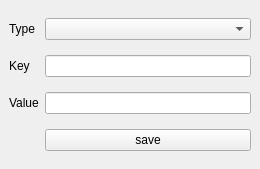
This is apps/opencs/views/filter/filtereditor.ui in zinnschlag/openmw as Qt 5 draws it before an edit. The edited form follows.
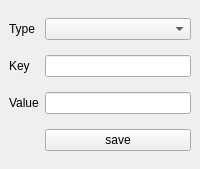
This is the edited form.

What changed in the file:
```diff
--- a/apps/opencs/views/filter/filtereditor.ui
+++ b/apps/opencs/views/filter/filtereditor.ui
@@ -6,7 +6,7 @@
    <rect>
     <x>0</x>
     <y>0</y>
-    <width>260</width>
+    <width>200</width>
     <height>169</height>
    </rect>
   </property>
```
